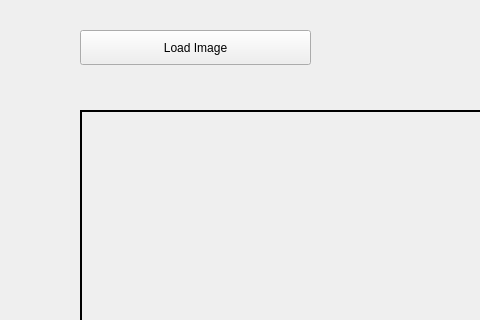
Above: widget.ui from renhaofan/ColorMap-RangeMap-Visualization before the change; both pictures show x 0 to 480 and y 0 to 320 of the 1316 by 693 pixel window. Below: the same form after it.
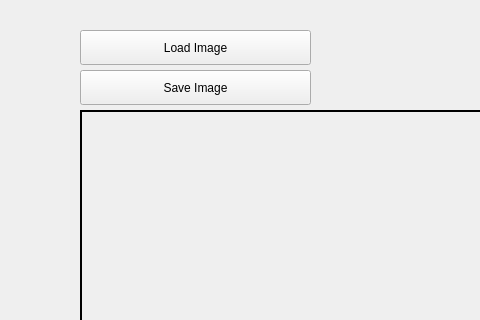
That is the form after the change. Icons and pictures are not drawn.

Commit message: save image button

```diff
--- a/widget.ui
+++ b/widget.ui
@@ -511,6 +511,22 @@
     <set>Qt::AlignLeading|Qt::AlignLeft|Qt::AlignVCenter</set>
    </property>
   </widget>
+  <widget class="QPushButton" name="SaveButton">
+   <property name="geometry">
+    <rect>
+     <x>80</x>
+     <y>70</y>
+     <width>231</width>
+     <height>35</height>
+    </rect>
+   </property>
+   <property name="styleSheet">
+    <string notr="true">font: 87 11pt &quot;Arial Black&quot;;</string>
+   </property>
+   <property name="text">
+    <string>Save Image</string>
+   </property>
+  </widget>
  </widget>
  <layoutdefault spacing="6" margin="11"/>
  <resources>
```
The commit also changes 3 other files.
